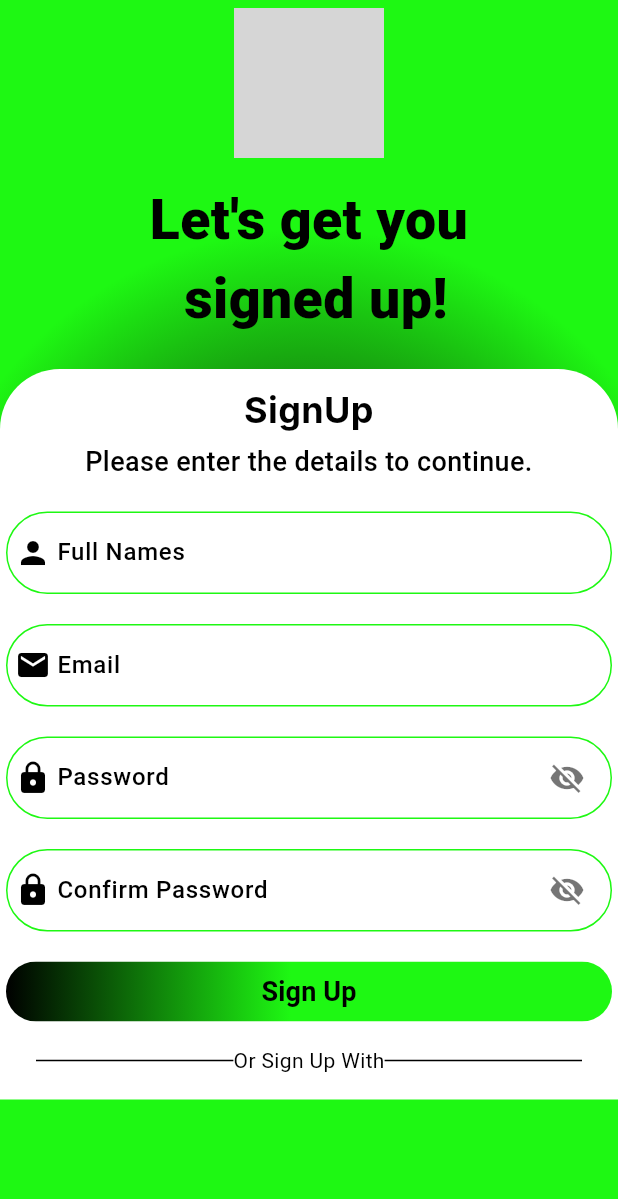
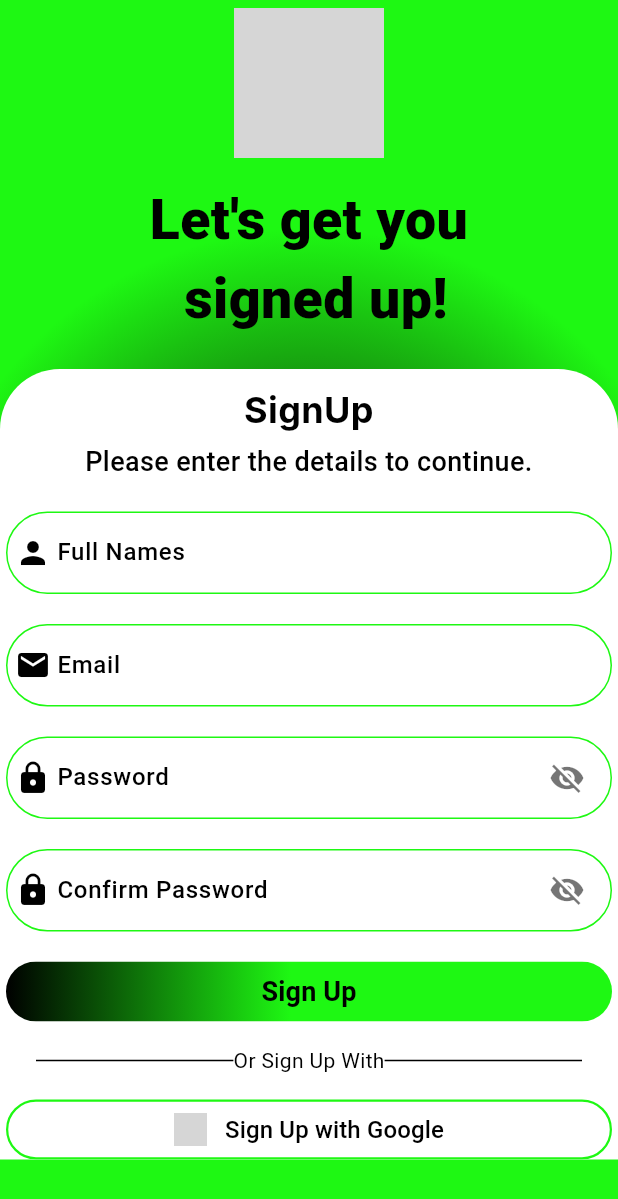
Before and after one commit to Alvin11David/UGANDA-EXPLORE, a Flutter app: the screen it shows after launch, on a phone screen of 412 x 824 dp. Shown: the top 1199 px of the screen. Run offline on Flutter 3.47's test engine with Material 3 defaults, Android fonts, the phone set to English and light mode, and no system bars; our stand-ins replace firebase_core; accounts and stored records are empty; Roboto replaces fonts that are missing (Inter, Outfit, Poppins); grey boxes are pictures that could not be loaded.

Commit message:
Added the 'sign up with google' button  to the signup screen

```diff
--- a/uganda_explore/lib/screens/auth/signup_screen.dart
+++ b/uganda_explore/lib/screens/auth/signup_screen.dart
@@ -160,6 +160,48 @@ class SignUpScreen extends StatelessWidget {
                       ],
                     ),
                     const SizedBox(height: 16),
+                    Center(
+                      child: SizedBox(
+                        width: 450,
+                        height: 40,
+                        child: OutlinedButton(
+                          onPressed: () {
+
+                          },
+                          style: OutlinedButton.styleFrom(
+                            backgroundColor: Colors.white,
+                            side: const BorderSide(color: Color(0xFF1EF813), width: 1.5),
+                            shape: RoundedRectangleBorder(
+                              borderRadius: BorderRadius.circular(30),
+                            ),
+                            padding: EdgeInsets.zero,
+                          ),
+                          child: Row(
+                            mainAxisAlignment: MainAxisAlignment.center,
+                            children: [
+                              Padding(
+                                padding: const EdgeInsets.only(right: 12.0),
+                                child: Image.asset(
+                                  'vectors/google.png',
+                                  width: 22,
+                                  height: 22,
+                                ),
+                              ),
+                              const Text(
+                                'Sign Up with Google',
+                                style: TextStyle(
+                                  color: Colors.black,
+                                  fontSize: 16,
+                                  fontWeight: FontWeight.w500,
+                                  fontFamily: 'Poppins',
+                                ),
+                              ),
+                            ]
+                          )
+                          )
+                        )
+                      )
+
                   ],
                 ),
               ),
```
